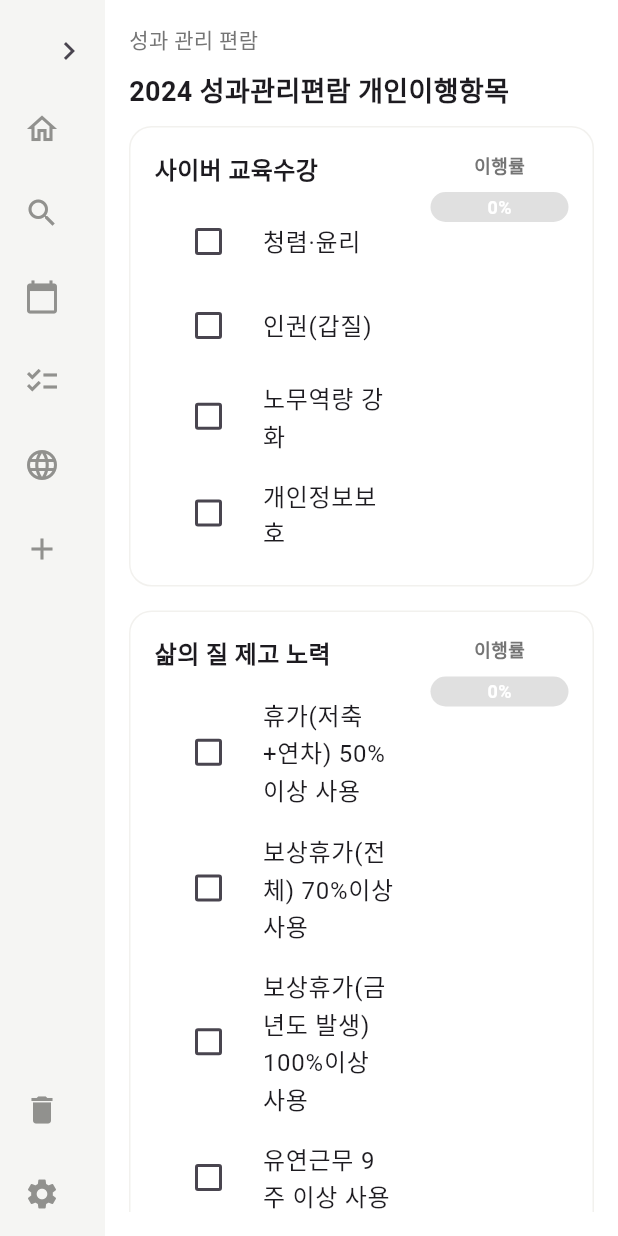
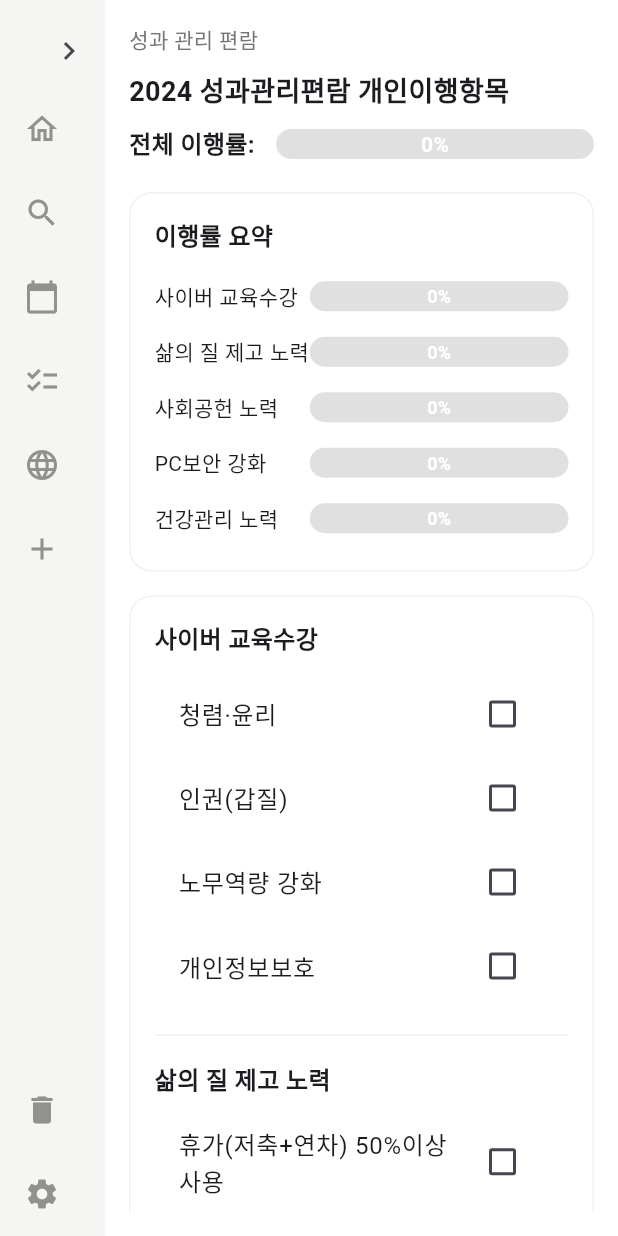
Before and after one commit to hwan03/note, a Flutter app: the ToDoPage screen opened directly, after a tap on the "chevron left" icon, on a phone screen of 412 x 824 dp. Run offline on Flutter 3.47's test engine with Material 3 defaults, Android fonts, the phone set to English and light mode, and no system bars; our stand-ins replace shared_preferences, table_calendar; accounts and stored records are empty.

Commit message:
이행률 표시를 따로 구분

```diff
--- a/lib/to_do.dart
+++ b/lib/to_do.dart
@@ -80,8 +80,23 @@ class _ToDoPageState extends State<ToDoPage> {
     return total == 0 ? 0 : checkedCount / total;
   }
 
+  double _calculateOverallProgress() {
+    int totalItems = 0;
+    int totalChecked = 0;
+
+    for (final section in sections) {
+      final items = section['items'] as List<Map<String, dynamic>>;
+      totalItems += items.length;
+      totalChecked += items.where((item) => item['checked'] == true).length;
+    }
+
+    return totalItems == 0 ? 0 : totalChecked / totalItems;
+  }
+
   @override
   Widget build(BuildContext context) {
+    final overallProgress = _calculateOverallProgress(); // 전체 이행률 계산
+
     return Scaffold(
       body: Row(
         children: [
@@ -103,79 +118,111 @@ class _ToDoPageState extends State<ToDoPage> {
                     style: TextStyle(fontSize: 18, fontWeight: FontWeight.bold),
                   ),
                   SizedBox(height: 10),
+
+                  // 전체 이행률 표시 부분
+                  Row(
+                    children: [
+                      Text(
+                        '전체 이행률: ',
+                        style: TextStyle(fontSize: 16, fontWeight: FontWeight.bold),
+                      ),
+                      SizedBox(width: 10),
                       Expanded(
-                    child: ListView.builder(
-                      itemCount: sections.length,
-                      itemBuilder: (context, index) {
-                        final section = sections[index];
-                        final progress = _calculateProgress(section['items']);
-                        return Container(
+                        child: Stack(
+                          children: [
+                            Container(
+                              height: 20,
+                              decoration: BoxDecoration(
+                                color: Colors.grey[300],
+                                borderRadius: BorderRadius.circular(10),
+                              ),
+                            ),
+                            FractionallySizedBox(
+                              widthFactor: overallProgress,
+                              child: Container(
+                                height: 20,
+                                decoration: BoxDecoration(
+                                  color: overallProgress > 0.7
+                                      ? Colors.green
+                                      : overallProgress > 0.3
+                                      ? Colors.orange
+                                      : Colors.red,
+                                  borderRadius: BorderRadius.circular(10),
+                                ),
+                              ),
+                            ),
+                            Positioned(
+                              top: 0,
+                              left: 0,
+                              right: 0,
+                              bottom: 0,
+                              child: Center(
+                                child: Text(
+                                  '${(overallProgress * 100).toStringAsFixed(0)}%',
+                                  style: TextStyle(
+                                    fontSize: 14,
+                                    fontWeight: FontWeight.bold,
+                                    color: Colors.white, // 흰색 글씨
+                                  ),
+                                ),
+                              ),
+                            ),
+                          ],
+                        ),
+                      ),
+                    ],
+                  ),
+
+                  SizedBox(height: 20),
+
+                  // 스크롤 가능한 전체 컨텐츠
+                  Expanded(
+                    child: SingleChildScrollView(
+                      child: Column(
+                        crossAxisAlignment: CrossAxisAlignment.start,
+                        children: [
+                          // 이행률 요약 블록
+                          Container(
                             margin: EdgeInsets.only(bottom: 16),
                             padding: EdgeInsets.all(16),
                             decoration: BoxDecoration(
                               border: Border.all(color: Color(0xFFF2F1EE)),
                               borderRadius: BorderRadius.circular(15),
+                              color: Colors.white,
                             ),
-                          child: Row(
-                            crossAxisAlignment: CrossAxisAlignment.start,
-                            children: [
-                              Expanded(
-                                flex: 4,
                             child: Column(
                               crossAxisAlignment: CrossAxisAlignment.start,
                               children: [
                                 Text(
-                                      section['title'],
+                                  '이행률 요약',
                                   style: TextStyle(
                                     fontSize: 16,
                                     fontWeight: FontWeight.bold,
                                   ),
                                 ),
-                                    SizedBox(height: 8),
-                                    ...List.generate(
-                                      section['items'].length,
-                                          (itemIndex) {
-                                        final item =
-                                        section['items'][itemIndex];
-                                        return CheckboxListTile(
-                                          title: Text(item['label']),
-                                          value: item['checked'],
-                                          onChanged: (value) {
-                                            setState(() {
-                                              item['checked'] = value;
-                                            });
-                                            _saveSections(); // 상태 저장
-                                          },
-                                          controlAffinity:
-                                          ListTileControlAffinity.leading,
-                                        );
-                                      },
-                                    ),
-                                  ],
+                                SizedBox(height: 10),
+                                ...sections.map((section) {
+                                  final progress = _calculateProgress(section['items']);
+                                  return Padding(
+                                    padding: const EdgeInsets.symmetric(vertical: 8.0),
+                                    child: Row(
+                                      children: [
+                                        Expanded(
+                                          flex: 3,
+                                          child: Text(
+                                            section['title'],
+                                            style: TextStyle(fontSize: 14),
                                           ),
                                         ),
                                         Expanded(
-                                flex: 2,
-                                child: Column(
-                                  crossAxisAlignment: CrossAxisAlignment.center,
-                                  children: [
-                                    Text(
-                                      '이행률',
-                                      style: TextStyle(
-                                        fontSize: 12,
-                                        fontWeight: FontWeight.bold,
-                                        color: Colors.grey[600],
-                                      ),
-                                    ),
-                                    SizedBox(height: 10),
-                                    Stack(
+                                          flex: 5,
+                                          child: Stack(
                                             children: [
                                               Container(
                                                 height: 20,
                                                 decoration: BoxDecoration(
                                                   color: Colors.grey[300],
-                                            borderRadius:
-                                            BorderRadius.circular(10),
+                                                  borderRadius: BorderRadius.circular(10),
                                                 ),
                                               ),
                                               FractionallySizedBox(
@@ -188,14 +235,16 @@ class _ToDoPageState extends State<ToDoPage> {
                                                         : progress > 0.3
                                                         ? Colors.orange
                                                         : Colors.red,
-                                              borderRadius:
-                                              BorderRadius.circular(10),
+                                                    borderRadius: BorderRadius.circular(10),
                                                   ),
                                                 ),
                                               ),
-                                        Positioned.fill(
-                                          child: Align(
-                                            alignment: Alignment.center,
+                                              Positioned(
+                                                top: 0,
+                                                left: 0,
+                                                right: 0,
+                                                bottom: 0,
+                                                child: Center(
                                                   child: Text(
                                                     '${(progress * 100).toStringAsFixed(0)}%',
                                                     style: TextStyle(
@@ -208,13 +257,59 @@ class _ToDoPageState extends State<ToDoPage> {
                                               ),
                                             ],
                                           ),
+                                        ),
                                       ],
+                                    ),
+                                  );
+                                }).toList(),
+                              ],
+                            ),
+                          ),
+
+                          // 체크리스트 섹션
+                          Container(
+                            padding: EdgeInsets.all(16),
+                            decoration: BoxDecoration(
+                              border: Border.all(color: Color(0xFFF2F1EE)),
+                              borderRadius: BorderRadius.circular(15),
+                              color: Colors.white,
+                            ),
+                            child: Column(
+                              crossAxisAlignment: CrossAxisAlignment.start,
+                              children: sections.map((section) {
+                                return Column(
+                                  crossAxisAlignment: CrossAxisAlignment.start,
+                                  children: [
+                                    Text(
+                                      section['title'],
+                                      style: TextStyle(
+                                        fontSize: 16,
+                                        fontWeight: FontWeight.bold,
+                                      ),
+                                    ),
+                                    SizedBox(height: 10),
+                                    ...section['items'].map<Widget>((item) {
+                                      return CheckboxListTile(
+                                        title: Text(item['label']),
+                                        value: item['checked'],
+                                        onChanged: (value) {
+                                          setState(() {
+                                            item['checked'] = value;
+                                          });
+                                          _saveSections();
+                                        },
+                                      );
+                                    }).toList(),
+                                    SizedBox(height: 10),
+                                    Divider(color: Color(0xFFF2F1EE)), // 구분선 추가
+                                    SizedBox(height: 10),
+                                  ],
+                                );
+                              }).toList(),
                             ),
                           ),
                         ],
                       ),
-                        );
-                      },
                     ),
                   ),
                 ],
```
Lines whose indentation alone changed are shown as unchanged.
